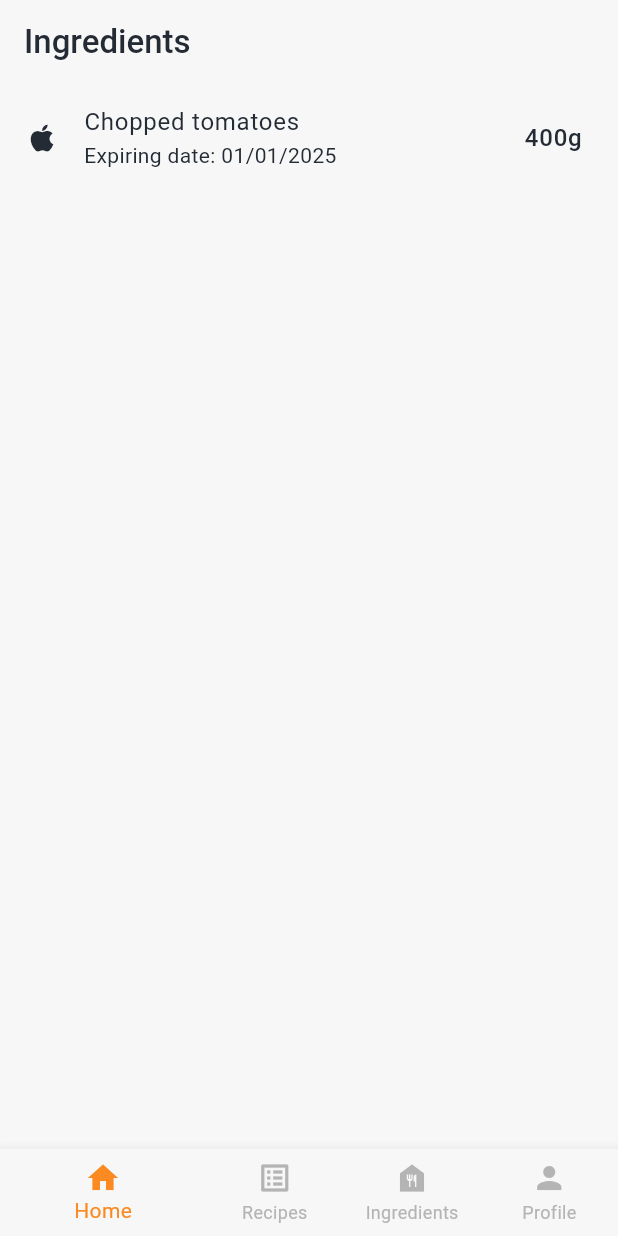
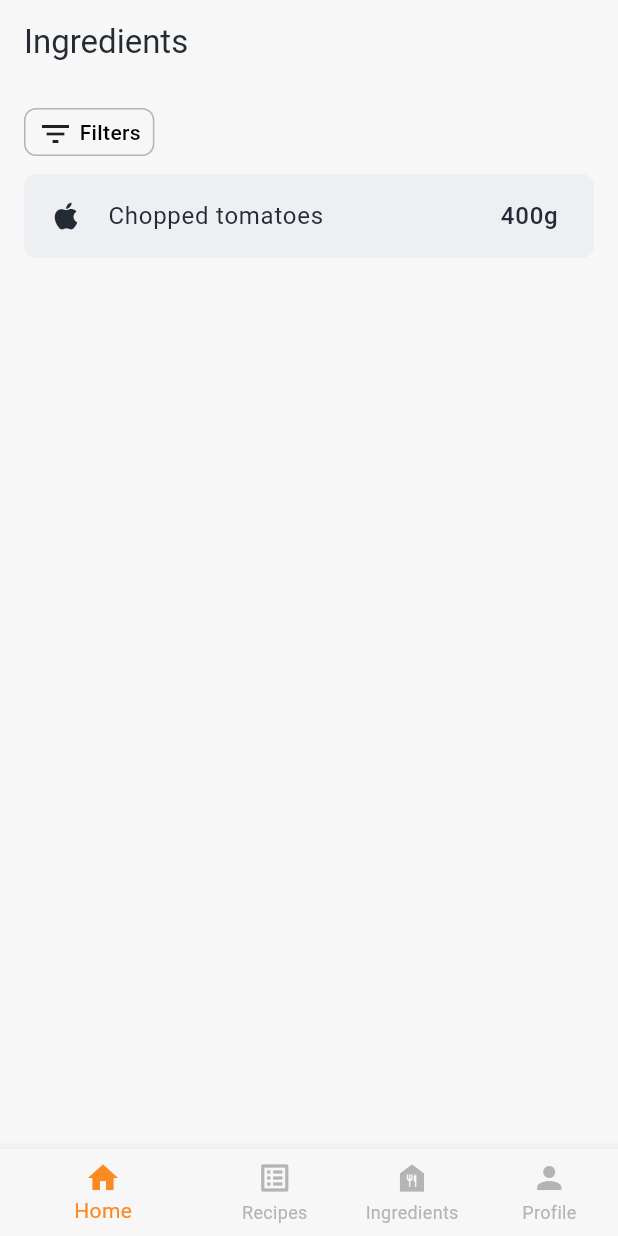
Before and after one commit to camillaromagnoli/my_recipes, a Flutter app: the IngredientsView screen opened by its route, on a phone screen of 412 x 824 dp. Run offline on Flutter 3.47's test engine with Material 3 defaults, Android fonts, the phone set to English and light mode, and no system bars; our stand-ins replace dio, get_it, go_router, injectable.

Commit message:
feat: create basic architecture

```diff
--- a/lib/core/design/colors.dart
+++ b/lib/core/design/colors.dart
@@ -6,11 +6,15 @@ const ColorScheme lightColorScheme = ColorScheme(
   onPrimary: Color(0xFFfefbf8),
   primaryContainer: Color(0xFFedeff3),
   onPrimaryContainer: Color(0xFF3D0024),
+  secondaryContainer: Color(0xFFFFFFFF),
   secondary: Color(0xFFfff1e4),
   onSecondary: Color(0xFF55565a),
   tertiary: Color(0xFFb4b4b4),
+  onTertiary: Color(0xFF000000),
   surface: Color(0xFFf7f7f7),
   onSurface: Color(0xFF242b34),
   onError: Color(0xFFFFFFFF),
   error: Colors.red,
+  inverseSurface: Color(0xFF000000),
+  onInverseSurface: Color(0xFFFFFFFF),
 );
--- /dev/null
+++ b/lib/core/design/widgets/app_bar.dart
@@ -0,0 +1,53 @@
+import 'package:flutter/material.dart';
+import 'package:go_router/go_router.dart';
+import 'package:my_recipes/core/design/widgets/button_icon.dart';
+
+class MyRecipesAppBar extends StatelessWidget implements PreferredSizeWidget {
+  const MyRecipesAppBar({
+    this.title,
+    this.onPressLeading,
+    this.leading,
+    this.actions,
+    this.automaticallyImplyLeading = true,
+    super.key,
+  });
+
+  final String? title;
+  final VoidCallback? onPressLeading;
+  final Widget? leading;
+  final List<Widget>? actions;
+  final bool automaticallyImplyLeading;
+
+  @override
+  Widget build(BuildContext context) {
+    final ColorScheme colors = Theme.of(context).colorScheme;
+
+    return AppBar(
+      title: title != null
+          ? Text(
+              title!,
+              style: TextStyle(
+                color: colors.onSurface,
+              ),
+            )
+          : null,
+      leading: automaticallyImplyLeading
+          ? Padding(
+              padding: const EdgeInsets.only(left: 16),
+              child: MyRecipesButtonIcon(
+                icon: Icons.arrow_back,
+                onPressed: onPressLeading == null && automaticallyImplyLeading
+                    ? () {
+                        context.pop();
+                      }
+                    : onPressLeading,
+              ),
+            )
+          : leading,
+      automaticallyImplyLeading: automaticallyImplyLeading,
+    );
+  }
+
+  @override
+  Size get preferredSize => const Size.fromHeight(kToolbarHeight);
+}
--- /dev/null
+++ b/lib/core/design/widgets/chips_choice.dart
@@ -0,0 +1,78 @@
+import 'package:flutter/material.dart';
+
+class MyRecipesChipsChoice extends StatefulWidget {
+  const MyRecipesChipsChoice({
+    required this.label,
+    required this.onSelected,
+    required this.selected,
+    this.leading,
+    super.key,
+  });
+
+  final String label;
+  final bool selected;
+  final Function(bool) onSelected;
+  final Widget? leading;
+
+  @override
+  State<MyRecipesChipsChoice> createState() => _MyRecipesChipsChoiceState();
+}
+
+class _MyRecipesChipsChoiceState extends State<MyRecipesChipsChoice> {
+  bool isSelected = false;
+
+  @override
+  Widget build(BuildContext context) {
+    final ColorScheme colors = Theme.of(context).colorScheme;
+
+    BoxDecoration boxDecoration() {
+      return widget.selected
+          ? BoxDecoration(
+              color: colors.inverseSurface,
+              borderRadius: BorderRadius.circular(8),
+            )
+          : BoxDecoration(
+              color: Colors.transparent,
+              borderRadius: BorderRadius.circular(8),
+              border: Border.all(
+                color: colors.tertiary,
+              ),
+            );
+    }
+
+    TextStyle textStyle() {
+      return widget.selected
+          ? TextStyle(
+              fontWeight: FontWeight.w500,
+              color: colors.onInverseSurface,
+            )
+          : TextStyle(
+              fontWeight: FontWeight.w500,
+              color: colors.onTertiary,
+            );
+    }
+
+    return GestureDetector(
+      onTap: () => widget.onSelected(!widget.selected),
+      child: Container(
+        height: 32,
+        padding: EdgeInsets.symmetric(
+          horizontal: 8,
+          vertical: 4,
+        ),
+        decoration: boxDecoration(),
+        child: Row(
+          mainAxisSize: MainAxisSize.min,
+          spacing: 4,
+          children: [
+            if (widget.leading != null) widget.leading!,
+            Text(
+              widget.label,
+              style: textStyle(),
+            )
+          ],
+        ),
+      ),
+    );
+  }
+}
--- a/lib/core/routes/app_routes.dart
+++ b/lib/core/routes/app_routes.dart
@@ -1,8 +1,10 @@
 import 'package:go_router/go_router.dart';
 import 'package:my_recipes/core/routes/app_routes_path.dart';
-import 'package:my_recipes/ui/core/root.dart';
-import 'package:my_recipes/ui/home/home.dart';
-import 'package:my_recipes/ui/ingredients/ingredients_view.dart';
+import 'package:my_recipes/packages/home/core/root.dart';
+import 'package:my_recipes/packages/home/home.dart';
+import 'package:my_recipes/packages/ingredients/ui/ingredient_details_view.dart';
+import 'package:my_recipes/packages/ingredients/ui/ingredients_view.dart';
+import 'package:my_recipes/packages/recipes/recipes_view.dart';
 
 final GoRouter router = GoRouter(
   initialLocation: AppRoutePaths.home,
@@ -18,6 +20,14 @@ final GoRouter router = GoRouter(
           path: AppRoutePaths.ingredients,
           builder: (context, state) => IngredientsView(),
         ),
+        GoRoute(
+          path: AppRoutePaths.ingredientDetails,
+          builder: (context, state) => IngredientDetailsView(),
+        ),
+        GoRoute(
+          path: AppRoutePaths.recipes,
+          builder: (context, state) => RecipesView(),
+        ),
       ],
     )
   ],
--- a/lib/core/routes/app_routes_path.dart
+++ b/lib/core/routes/app_routes_path.dart
@@ -1,4 +1,6 @@
 abstract class AppRoutePaths {
   static const String home = '/';
   static const String ingredients = '/ingredients';
+  static const String ingredientDetails = '/ingredients/details';
+  static const String recipes = '/recipes';
 }
--- a/lib/ui/core/root.dart
+++ b/lib/packages/home/core/root.dart
@@ -26,6 +26,9 @@ class _RootViewState extends State<RootView> {
         context.go(AppRoutePaths.home);
         break;
       case 1:
+        context.go(AppRoutePaths.recipes);
+        break;
+      case 2:
         context.go(AppRoutePaths.ingredients);
         break;
       default:
--- /dev/null
+++ b/lib/packages/ingredients/data/services/ingredients_repository.dart
@@ -0,0 +1,5 @@
+import 'package:my_recipes/packages/ingredients/data/model/ingredient_model.dart';
+
+abstract class IngredientsRepository {
+  Future<List<IngredientModel>> getIngredients();
+}
--- /dev/null
+++ b/lib/packages/ingredients/ui/ingredients_view.dart
@@ -0,0 +1,80 @@
+import 'package:flutter/material.dart';
+import 'package:go_router/go_router.dart';
+import 'package:my_recipes/core/design/widgets/app_bar.dart';
+import 'package:my_recipes/core/design/widgets/chips_choice.dart';
+import 'package:my_recipes/core/routes/app_routes_path.dart';
+
+class IngredientsView extends StatefulWidget {
+  const IngredientsView({super.key});
+
+  @override
+  State<IngredientsView> createState() => _IngredientsViewState();
+}
+
+class _IngredientsViewState extends State<IngredientsView> {
+  bool isSelected = false;
+
+  @override
+  Widget build(BuildContext context) {
+    final ColorScheme colors = Theme.of(context).colorScheme;
+
+    return Scaffold(
+      appBar: MyRecipesAppBar(
+        title: 'Ingredients',
+        automaticallyImplyLeading: false,
+        leading: null,
+      ),
+      body: SingleChildScrollView(
+        child: Padding(
+          padding: const EdgeInsets.all(16.0),
+          child: Column(
+            children: [
+              Row(
+                children: [
+                  MyRecipesChipsChoice(
+                    label: 'Filters',
+                    selected: isSelected,
+                    leading: Icon(Icons.filter_list),
+                    onSelected: (selected) {
+                      setState(() {
+                        isSelected = selected;
+                      });
+                    },
+                  ),
+                ],
+              ),
+              SizedBox(
+                height: 12,
+              ),
+              GestureDetector(
+                onTap: () {
+                  context.push(
+                    AppRoutePaths.ingredientDetails,
+                  );
+                },
+                child: Container(
+                  decoration: BoxDecoration(
+                    color: colors.primaryContainer,
+                    borderRadius: BorderRadius.all(
+                      Radius.circular(8.0),
+                    ),
+                  ),
+                  child: ListTile(
+                    leading: Icon(
+                      Icons.apple,
+                    ),
+                    trailing: Text(
+                      '400g',
+                      style: TextStyle(fontSize: 16),
+                    ),
+                    title: Text('Chopped tomatoes'),
+                  ),
+                ),
+              ),
+            ],
+          ),
+        ),
+      ),
+    );
+  }
+}
--- a/lib/ui/ingredients/ingredients_view.dart
+++ /dev/null
@@ -1,42 +0,0 @@
-import 'package:flutter/material.dart';
-
-class IngredientsView extends StatefulWidget {
-  const IngredientsView({super.key});
-
-  @override
-  State<IngredientsView> createState() => _IngredientsViewState();
-}
-
-class _IngredientsViewState extends State<IngredientsView> {
-  @override
-  Widget build(BuildContext context) {
-    return Scaffold(
-      appBar: AppBar(
-        forceMaterialTransparency: true,
-        title: Text(
-          'Ingredients',
-          style: TextStyle(
-            fontWeight: FontWeight.w500,
-          ),
-        ),
-      ),
-      body: SingleChildScrollView(
-        child: Column(
-          children: [
-            ListTile(
-              leading: Icon(
-                Icons.apple,
-              ),
-              trailing: Text(
-                '400g',
-                style: TextStyle(fontSize: 16),
-              ),
-              title: Text('Chopped tomatoes'),
-              subtitle: Text('Expiring date: 01/01/2025'),
-            ),
-          ],
-        ),
-      ),
-    );
-  }
-}
```
Also changed, not shown: lib/config/dependencies.dart (added, +21 -0 lines), lib/core/adapters/network_adapter.dart (added, +36 -0 lines), lib/core/design/widgets/button_icon.dart (added, +28 -0 lines), lib/core/design/widgets/list_item.dart (added, +10 -0 lines), lib/packages/ingredients/data/model/ingredient_detail_model.dart (added, +78 -0 lines), lib/packages/ingredients/data/model/ingredient_model.dart (added, +94 -0 lines), lib/packages/ingredients/data/repositories/ingredients_repository_impl.dart (added, +23 -0 lines), lib/packages/ingredients/data/services/ingredients_service.dart (added, +19 -0 lines), lib/packages/ingredients/ui/ingredient_details_view.dart (added, +46 -0 lines), lib/packages/recipes/recipes_view.dart (added, +26 -0 lines), lib/config/dependencies.config.dart (added), lib/packages/home/home.dart (renamed from lib/ui/home/home.dart).
